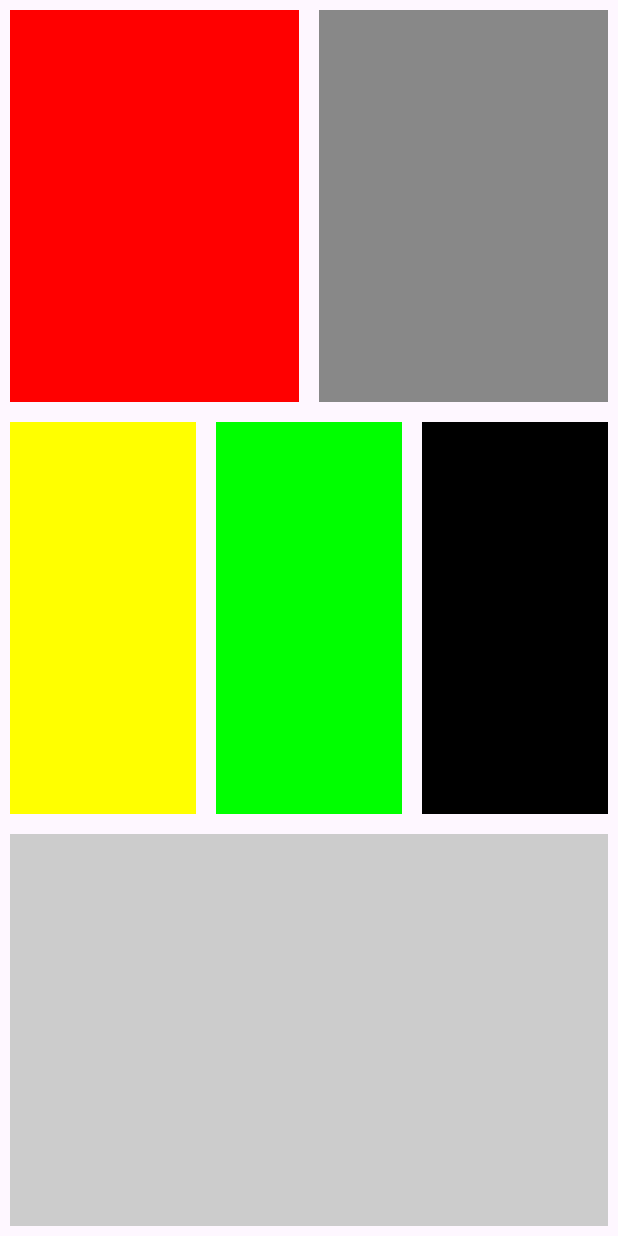
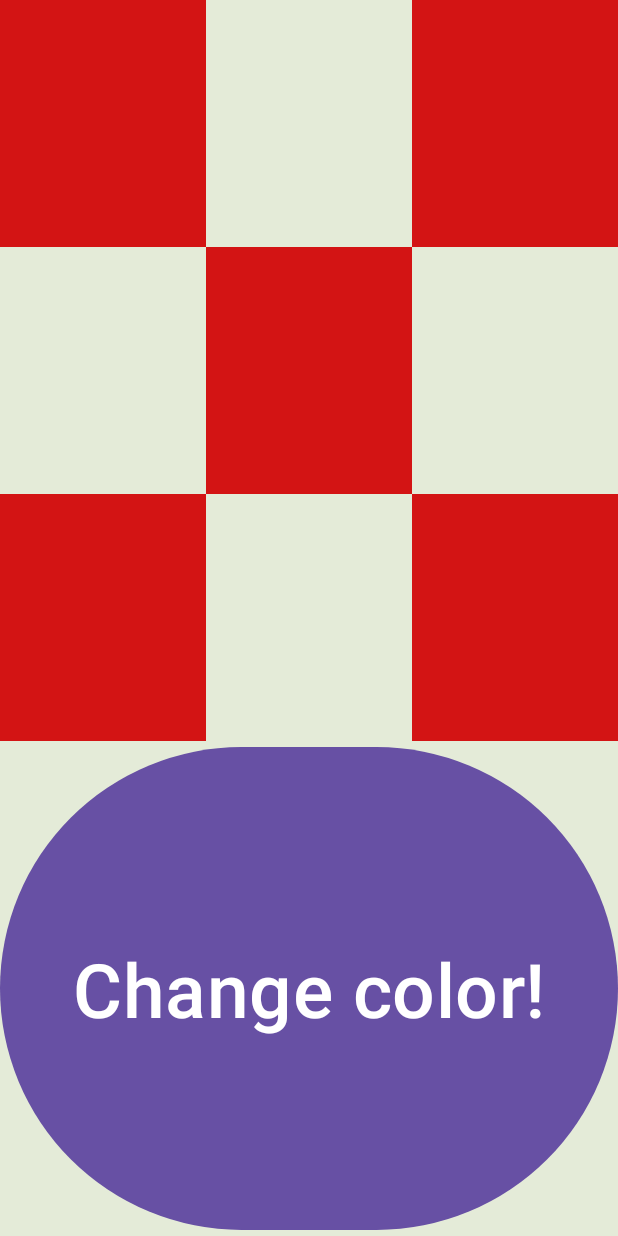
Before and after one commit to VovaKalentev/KOOOOOOOOOtlin, an Android app: the screen it shows after launch (MainActivity), on a phone screen of 412 x 824 dp. Run offline under Robolectric (Android 15) with nearby library versions, the phone set to English and light mode, and no system bars.

Commit message:
Прикольный тоглер

```diff
--- a/app/src/main/java/com/example/myapplication/MainActivity.kt
+++ b/app/src/main/java/com/example/myapplication/MainActivity.kt
@@ -2,6 +2,7 @@ package com.example.myapplication
 
 import android.annotation.SuppressLint
 import android.graphics.Color
+import android.graphics.drawable.ColorDrawable
 import android.os.Bundle
 import android.view.Gravity
 import android.view.View
@@ -18,74 +19,6 @@ class MainActivity : AppCompatActivity() {
         super.onCreate(savedInstanceState)
         enableEdgeToEdge()
         setContentView(R.layout.activity_main)
-
-        //LayoutParams
-        val layoutParams = LinearLayout.LayoutParams(LinearLayout.LayoutParams.MATCH_PARENT, 0)
-        layoutParams.weight = 0.5f
-
-        val viewParams = LinearLayout.LayoutParams(0,LinearLayout.LayoutParams.MATCH_PARENT)
-        viewParams.weight = 0.5f
-        viewParams.setMargins(10,10,10,10)
-
-        //LinearLayout
-        val ll = LinearLayout(this)
-        ll.orientation = LinearLayout.VERTICAL
-        ll.gravity = Gravity.CENTER
-        ll.weightSum = 1.5f
-
-
-        var topll = LinearLayout(this)
-        topll.layoutParams = layoutParams
-        topll.weightSum = 1f
-
-        var midll = LinearLayout(this)
-        midll.layoutParams = layoutParams
-        midll.weightSum = 1.5f
-
-
-        var botll = LinearLayout(this)
-        botll.layoutParams = layoutParams
-        botll.weightSum = 0.5f
-
-        //Views
-        var topfirview = View(this)
-        topfirview.setBackgroundColor(Color.RED)
-        topfirview.layoutParams = viewParams
-        var topsecview = View(this)
-        topsecview.setBackgroundColor(Color.GRAY)
-        topsecview.layoutParams = viewParams
-        topll.addView(topfirview)
-        topll.addView(topsecview)
-
-
-        var midfirview = View(this)
-        midfirview.setBackgroundColor(Color.YELLOW)
-        midfirview.layoutParams = viewParams
-        var midsecview = View(this)
-        midsecview.setBackgroundColor(Color.GREEN)
-        midsecview.layoutParams = viewParams
-        var midthirview = View(this)
-        midthirview.setBackgroundColor(Color.BLACK)
-        midthirview.layoutParams = viewParams
-
-        midll.addView(midfirview)
-        midll.addView(midsecview)
-        midll.addView(midthirview)
-
-        var botfiriew = View(this)
-        botfiriew.setBackgroundColor(Color.LTGRAY)
-        botfiriew.layoutParams = viewParams
-        botll.addView(botfiriew)
-
-        //Adds
-        ll.addView(topll)
-        ll.addView(midll)
-        ll.addView(botll)
-        setContentView(ll)
-
-
-
-
         hideSystemUI()
     }
 
@@ -100,5 +33,22 @@ class MainActivity : AppCompatActivity() {
         }
     }
 
+    fun changeColor(view: View) {
+        val arr = arrayOf(
+            findViewById<View>(R.id.fir),
+            findViewById<View>(R.id.sec),
+            findViewById<View>(R.id.thir),
+            findViewById<View>(R.id.fourth),
+            findViewById<View>(R.id.fifth),
+        )
+        for (view in arr){
+            if((view.background as? ColorDrawable)?.color  == Color.YELLOW){
+                view.setBackgroundColor(Color.RED)
+            }else{
+                view.setBackgroundColor(Color.YELLOW)
+            }
+        }
+    }
+
 
 }
--- a/app/src/main/res/layout/activity_main.xml
+++ b/app/src/main/res/layout/activity_main.xml
@@ -5,4 +5,90 @@
     android:id="@+id/main"
     android:layout_width="match_parent"
     android:layout_height="match_parent"
-    tools:context=".MainActivity"/>
+    tools:context=".MainActivity">
+
+    <LinearLayout
+        android:id="@+id/back"
+        android:layout_width="match_parent"
+        android:layout_height="match_parent"
+        android:background="#52ACD185"
+        android:weightSum="5"
+        android:orientation="vertical">
+        <LinearLayout
+            android:layout_width="match_parent"
+            android:layout_height="0dp"
+            android:layout_weight="1"
+            android:weightSum="3">
+
+            <View
+                android:id="@+id/fir"
+                android:layout_width="0dp"
+                android:layout_height="match_parent"
+                android:layout_weight="1"
+                android:background="#D31414" />
+            <Space
+                android:layout_width="0dp"
+                android:layout_height="match_parent"
+                android:layout_weight="1"/>
+            <View
+                android:id="@+id/sec"
+                android:layout_width="0dp"
+                android:layout_height="match_parent"
+                android:layout_weight="1"
+                android:background="#D31414"/>
+        </LinearLayout>
+        <LinearLayout
+            android:layout_width="match_parent"
+            android:layout_height="0dp"
+            android:layout_weight="1"
+            android:weightSum="3">
+            <Space
+                android:layout_width="0dp"
+                android:layout_height="match_parent"
+                android:layout_weight="1"/>
+            <View
+                android:id="@+id/thir"
+                android:layout_width="0dp"
+                android:layout_height="match_parent"
+                android:layout_weight="1"
+                android:background="#D31414"/>
+            <Space
+                android:layout_width="0dp"
+                android:layout_height="match_parent"
+                android:layout_weight="1"/>
+        </LinearLayout>
+        <LinearLayout
+            android:layout_width="match_parent"
+            android:layout_height="0dp"
+            android:layout_weight="1"
+            android:weightSum="3">
+            <View
+                android:id="@+id/fourth"
+                android:layout_width="0dp"
+                android:layout_height="match_parent"
+                android:layout_weight="1"
+                android:background="#D31414" />
+            <Space
+                android:layout_width="0dp"
+                android:layout_height="match_parent"
+                android:layout_weight="1"/>
+            <View
+                android:id="@+id/fifth"
+                android:layout_width="0dp"
+                android:layout_height="match_parent"
+                android:layout_weight="1"
+                android:background="#D31414"/>
+        </LinearLayout>
+        <LinearLayout
+            android:layout_width="match_parent"
+            android:layout_height="0dp"
+            android:layout_weight="2">
+            <Button
+                android:layout_width="match_parent"
+                android:layout_height="match_parent"
+                android:text="Change color!"
+                android:textSize="50dp"
+                android:onClick="changeColor"/>
+        </LinearLayout>
+    </LinearLayout>
+</androidx.constraintlayout.widget.ConstraintLayout>
```
